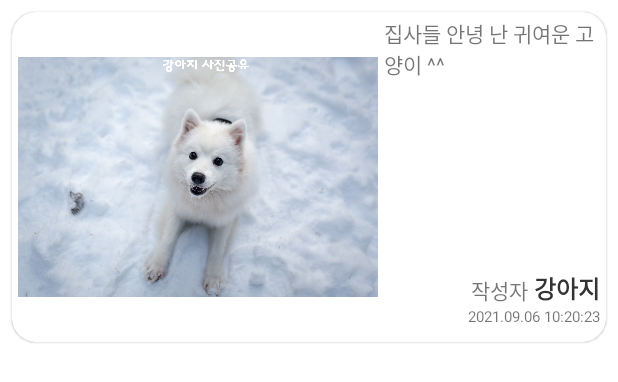
After one commit to LeeKwanHyun/PetJoa, an Android app: the layout recycler_dog_img_item.xml on its own in the app's theme, with its tools: preview values and no code run, on a phone screen of 412 x 824 dp. The commit adds this screen. Shown: the top 382 px of the screen. Run offline under Robolectric (Android 15) with nearby library versions, the phone set to English and light mode, and no system bars.

Commit message:
0920 DogImg

```diff
--- a/app/src/main/java/com/bidamcat/petjoa/pets/CatImgMakeActivity.java
+++ b/app/src/main/java/com/bidamcat/petjoa/pets/CatImgMakeActivity.java
@@ -112,10 +112,6 @@ public class CatImgMakeActivity extends AppCompatActivity {
                 Toast.makeText(CatImgMakeActivity.this, "error: "+ t.getMessage(), Toast.LENGTH_SHORT).show();
             }
         });
-
-
-
-
     }
 
     public void click_cancel(View view) {
--- a/app/src/main/res/layout/activity_dog_img_make.xml
+++ b/app/src/main/res/layout/activity_dog_img_make.xml
@@ -49,7 +49,7 @@
             android:onClick="click_ImgUpLoad"/>
 
         <EditText
-            android:id="@+id/et_cat_img_make"
+            android:id="@+id/et_dog_img_make"
             android:layout_width="match_parent"
             android:layout_height="200dp"
             android:layout_below="@id/btn_imgUpLoad"
@@ -64,14 +64,14 @@
             android:layout_height="wrap_content"
             android:text="작성완료"
             android:layout_alignParentRight="true"
-            android:layout_below="@+id/et_cat_img_make"
+            android:layout_below="@+id/et_dog_img_make"
             android:onClick="click_Ok"/>
         <Button
             android:layout_width="wrap_content"
             android:layout_height="wrap_content"
             android:text="취소"
             android:backgroundTint="@color/teal_200"
-            android:layout_below="@+id/et_cat_img_make"
+            android:layout_below="@+id/et_dog_img_make"
             android:layout_toLeftOf="@+id/btn_ok"
             android:layout_marginRight="8dp"
             android:onClick="click_cancel"/>
--- /dev/null
+++ b/app/src/main/res/layout/recycler_dog_img_item.xml
@@ -0,0 +1,70 @@
+<?xml version="1.0" encoding="utf-8"?>
+<com.google.android.material.card.MaterialCardView xmlns:android="http://schemas.android.com/apk/res/android"
+    android:layout_width="match_parent"
+    android:layout_height="220dp"
+    xmlns:app="http://schemas.android.com/apk/res-auto"
+    app:cardCornerRadius="16dp"
+    android:layout_marginLeft="8dp"
+    android:layout_marginRight="8dp"
+    android:layout_marginTop="8dp"
+    android:layout_marginBottom="8dp"
+    android:elevation="8dp">
+
+    <RelativeLayout
+        android:layout_width="match_parent"
+        android:layout_height="wrap_content"
+        android:padding="4dp">
+
+        <ImageView
+            android:id="@+id/iv_dog_img"
+            android:layout_width="240dp"
+            android:layout_height="match_parent"
+            android:src="@drawable/pet_dog_img"
+            android:scaleType="centerInside"/>
+
+        <TextView
+            android:layout_width="wrap_content"
+            android:layout_height="wrap_content"
+            android:text="작성자"
+            android:layout_above="@id/tv_dog_date"
+            android:layout_toLeftOf="@id/tv_dog_name"/>
+
+
+        <TextView
+            android:id="@+id/tv_dog_name"
+            android:layout_width="wrap_content"
+            android:layout_height="wrap_content"
+            android:text="강아지"
+            android:textSize="16sp"
+            android:textStyle="bold"
+            android:textColor="#FF333333"
+            android:layout_marginLeft="4dp"
+            android:layout_above="@id/tv_dog_date"
+            android:layout_alignParentRight="true"/>
+
+        <TextView
+            android:id="@+id/tv_dog_img_msg"
+            android:layout_width="140dp"
+            android:layout_height="160dp"
+            android:text="집사들 안녕 난 귀여운 고양이 ^^"
+            android:layout_toRightOf="@+id/iv_dog_img"
+            android:layout_marginLeft="4dp"
+            android:maxLines="6"
+            android:ellipsize="end"/>
+
+        <TextView
+            android:id="@+id/tv_dog_date"
+            android:layout_width="wrap_content"
+            android:layout_height="20dp"
+            android:text="2021.09.06 10:20:23"
+            android:textSize="10dp"
+            android:layout_alignParentBottom="true"
+            android:layout_alignParentRight="true"/>
+
+
+
+    </RelativeLayout>
+
+
+
+</com.google.android.material.card.MaterialCardView>
```
Also changed, not shown: app/src/main/java/com/bidamcat/petjoa/adapters/DogImgAdapter.java (added, +75 -0 lines), app/src/main/java/com/bidamcat/petjoa/items/DogImgItem.java (added, +21 -0 lines), app/src/main/java/com/bidamcat/petjoa/pets/DogImgActivity.java (+61 -0 lines), app/src/main/java/com/bidamcat/petjoa/pets/DogImgMakeActivity.java (+98 -0 lines), app/src/main/java/com/bidamcat/petjoa/pets/RetrofitService_Dog.java (added, +29 -0 lines), app/src/main/res/layout/activity_dog_img.xml (+14 -0 lines).
